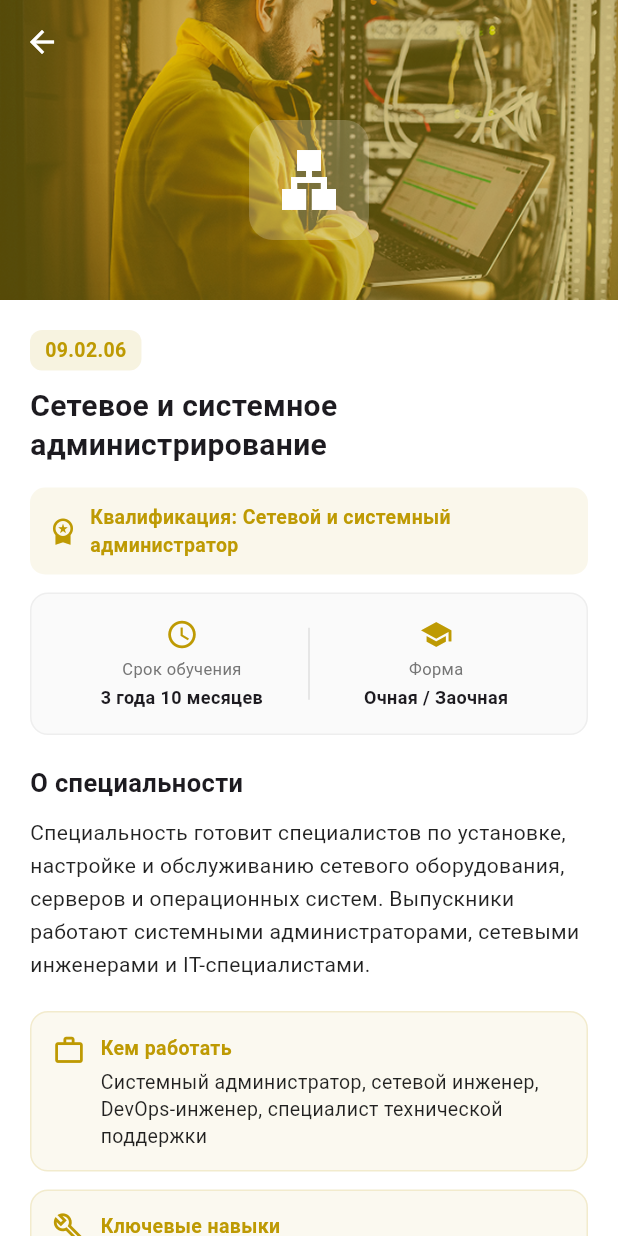
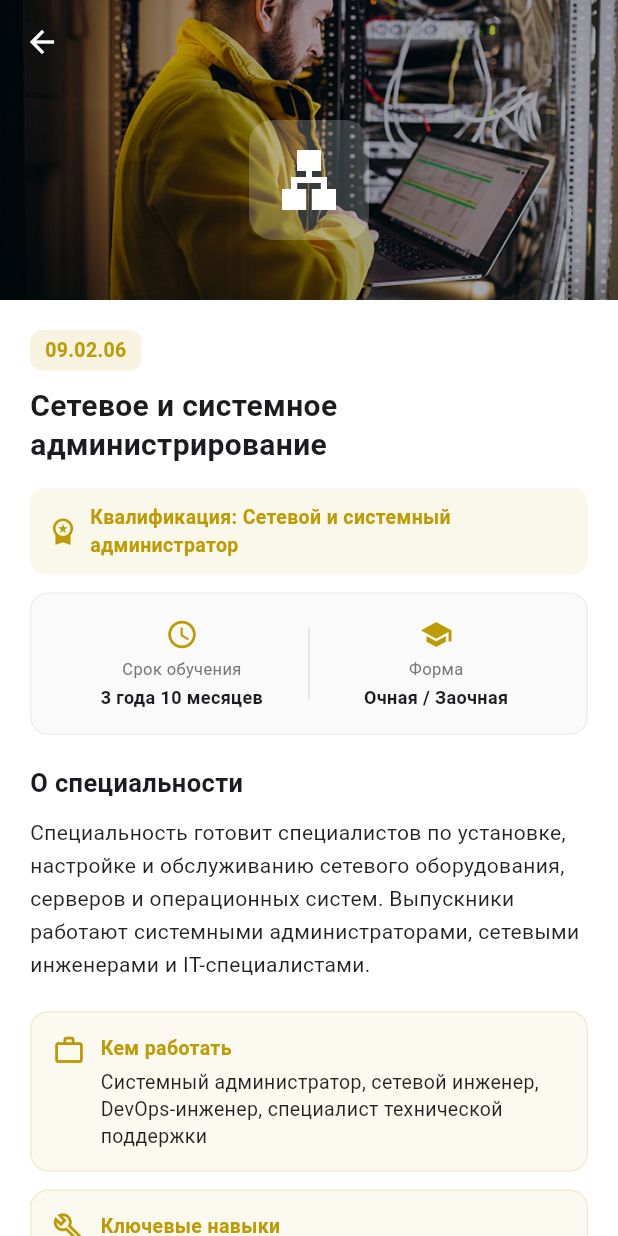
Before and after one commit to ZZZzzz-228/aksibguu_v2, a Flutter app: the SpecialtyDetailScreen screen opened directly with sample values from the repository, on a phone screen of 412 x 824 dp. Run offline on Flutter 3.47's test engine with Material 3 defaults, Android fonts, the phone set to English and light mode, and no system bars; our stand-ins replace file_picker, open_file, shared_preferences; accounts and stored records are empty; network calls fail.

Commit message:
Update about_college_screen.dart

```diff
--- a/lib/screens/guest/about_college_screen.dart
+++ b/lib/screens/guest/about_college_screen.dart
@@ -1762,7 +1762,7 @@ class SpecialtyDetailScreen extends StatelessWidget {
             decoration: BoxDecoration(gradient: LinearGradient(begin: Alignment.topLeft, end: Alignment.bottomRight, colors: [specialty.color, specialty.color.withOpacity(0.72)])),
             child: Stack(fit: StackFit.expand, children: [
               Image.asset(specialty.imagePath, fit: BoxFit.cover, errorBuilder: (context, error, stackTrace) => const SizedBox()),
-              Container(color: specialty.color.withOpacity(0.45)),
+              Container(color: Colors.black.withOpacity(0.28)),
               Center(child: Column(mainAxisAlignment: MainAxisAlignment.center, children: [
                 const SizedBox(height: 40),
                 Container(padding: const EdgeInsets.all(16), decoration: BoxDecoration(color: Colors.white.withOpacity(0.2), borderRadius: BorderRadius.circular(16)), child: Icon(specialty.icon, color: Colors.white, size: 48)),
```
